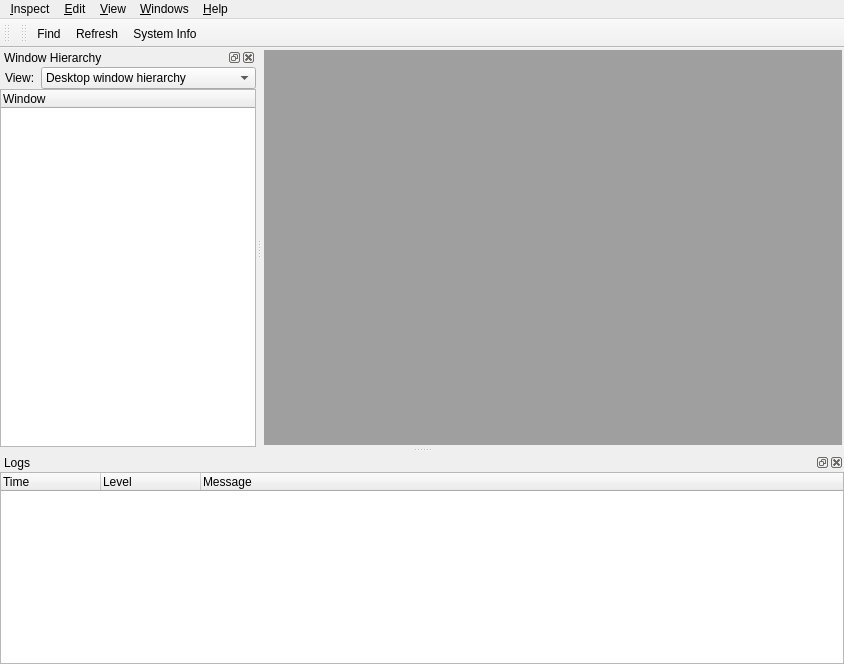
Qt form src/ui/forms/MainPane.ui (WindowDetective/WindowDetective) before a commit.
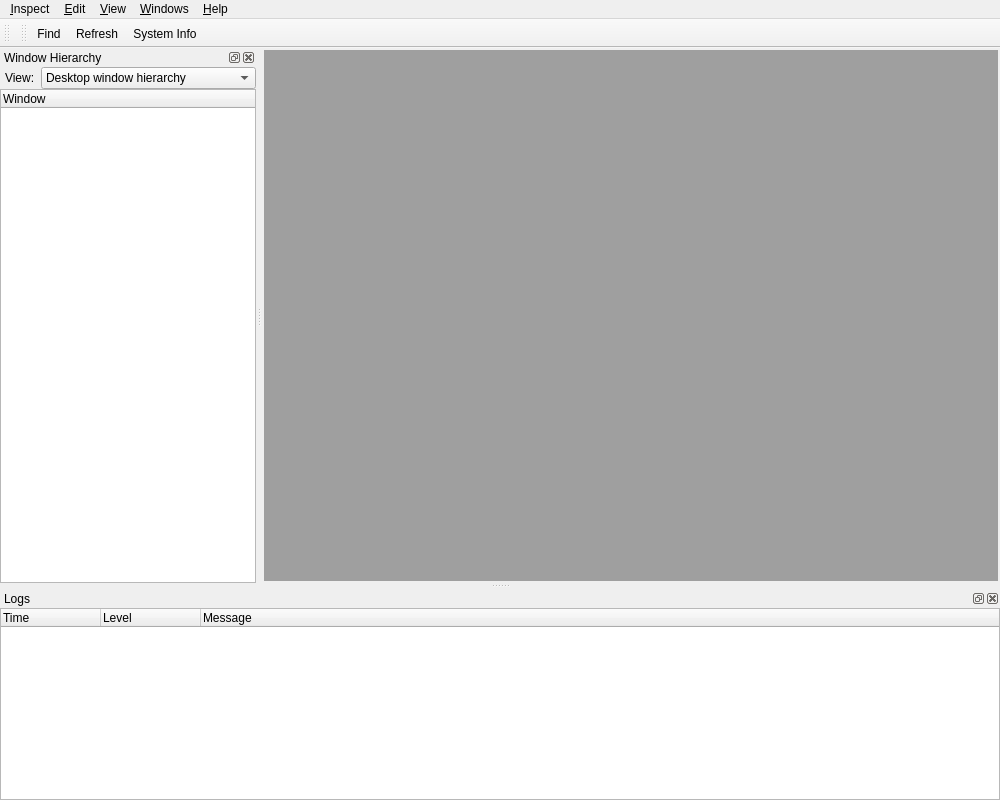
The same form after that commit. Icons and pictures are not drawn. Custom widgets are drawn as their Qt base class.

What changed in the file:
```diff
--- a/src/ui/forms/MainPane.ui
+++ b/src/ui/forms/MainPane.ui
@@ -6,8 +6,8 @@
    <rect>
     <x>0</x>
     <y>0</y>
-    <width>844</width>
-    <height>664</height>
+    <width>1000</width>
+    <height>800</height>
    </rect>
   </property>
   <property name="windowTitle">
@@ -41,8 +41,8 @@
     <rect>
      <x>0</x>
      <y>0</y>
-     <width>844</width>
-     <height>20</height>
+     <width>1000</width>
+     <height>21</height>
     </rect>
    </property>
    <widget class="QMenu" name="menuSpy">
@@ -93,7 +93,7 @@
    <attribute name="dockWidgetArea">
     <number>1</number>
    </attribute>
-   <widget class="QWidget" name="dockWidgetContents">
+   <widget class="ResizableDockContainer" name="treeDockContents">
     <layout class="QVBoxLayout" name="verticalLayout">
      <property name="spacing">
       <number>0</number>
@@ -219,7 +219,7 @@
    <attribute name="dockWidgetArea">
     <number>8</number>
    </attribute>
-   <widget class="QWidget" name="dockWidgetContents_3">
+   <widget class="ResizableDockContainer" name="logDockContents">
     <layout class="QHBoxLayout" name="horizontalLayout_3">
      <property name="spacing">
       <number>0</number>
@@ -374,6 +374,11 @@
    <extends>QTreeWidget</extends>
    <header>ui/custom_widgets/WindowTree.h</header>
   </customwidget>
+  <customwidget>
+   <class>ResizableDockContainer</class>
+   <extends>QWidget</extends>
+   <header>ui/custom_widgets/ResizableDockContainer.h</header>
+  </customwidget>
  </customwidgets>
  <resources>
   <include location="../../qt_resources.qrc"/>
```
Left out of the diff: 35 changed lines with no effect on the pictures.
